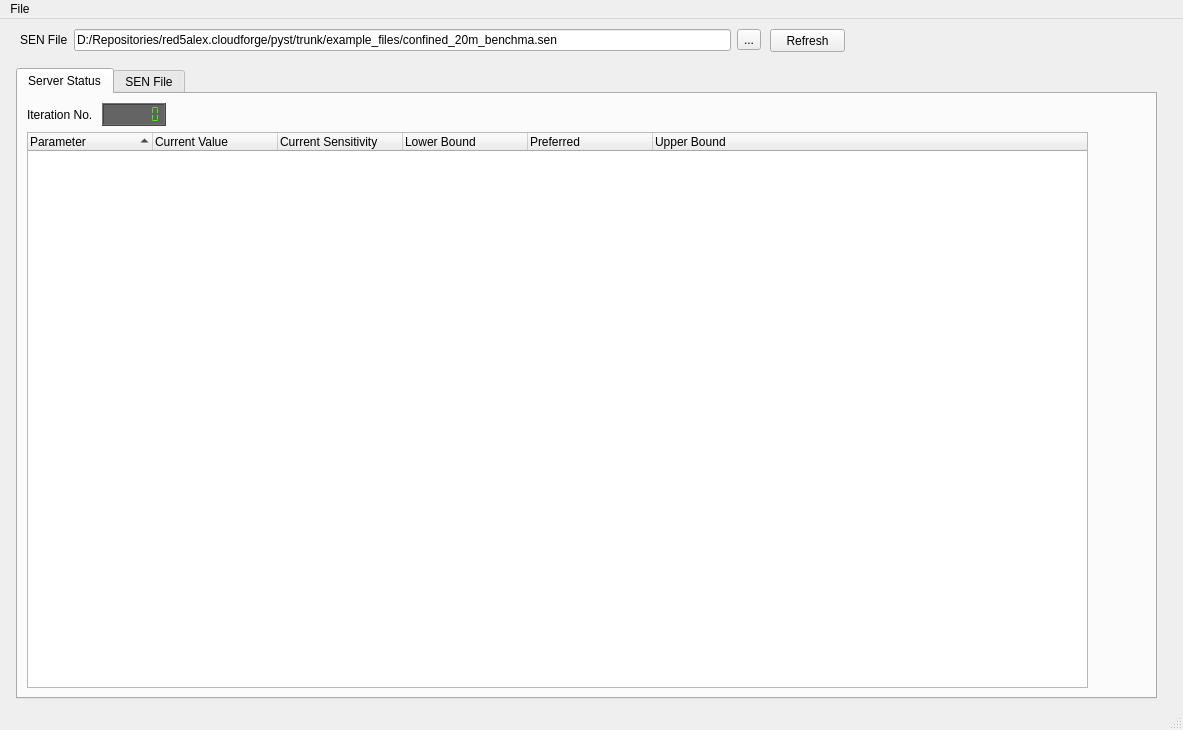
Before: the Qt Designer form QtPyst/PIDashboard.ui in red5alex/pyst, drawn with Qt 5.
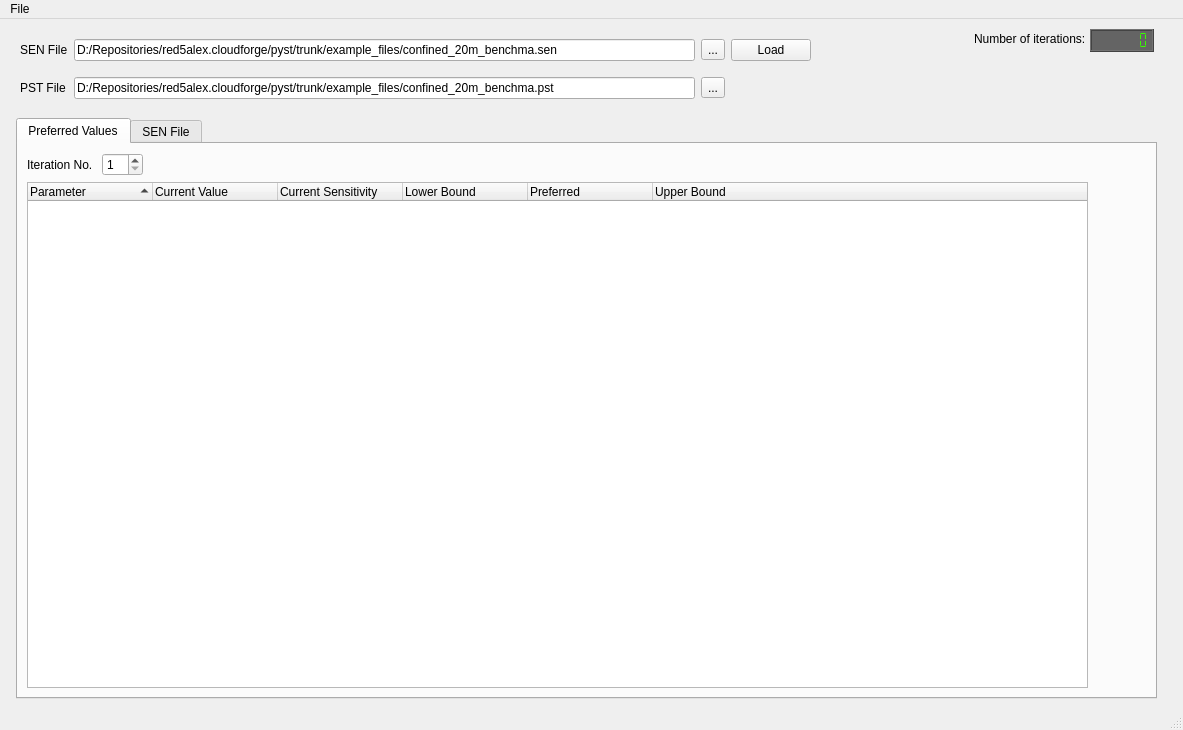
After: the same form once the commit is applied.

```diff
--- a/QtPyst/PIDashboard.ui
+++ b/QtPyst/PIDashboard.ui
@@ -19,11 +19,18 @@
      <rect>
       <x>20</x>
       <y>10</y>
-      <width>741</width>
-      <height>22</height>
+      <width>791</width>
+      <height>81</height>
      </rect>
     </property>
-    <layout class="QGridLayout" name="gridLayout">
+    <layout class="QGridLayout" name="gridLayout" rowstretch="0,0,0,0">
+     <item row="0" column="0">
+      <widget class="QLabel" name="labelInputFilePath_2">
+       <property name="text">
+        <string>SEN File</string>
+       </property>
+      </widget>
+     </item>
      <item row="0" column="1">
       <widget class="QLineEdit" name="lineEditInputFilePath">
        <property name="text">
@@ -38,35 +45,43 @@
        </property>
       </widget>
      </item>
-     <item row="0" column="0">
+     <item row="2" column="2">
+      <widget class="QToolButton" name="toolButtonSelectInputFile_2">
+       <property name="text">
+        <string>...</string>
+       </property>
+      </widget>
+     </item>
+     <item row="2" column="1">
+      <widget class="QLineEdit" name="lineEditInputFilePath_2">
+       <property name="text">
+        <string>D:/Repositories/red5alex.cloudforge/pyst/trunk/example_files/confined_20m_benchma.pst</string>
+       </property>
+      </widget>
+     </item>
+     <item row="2" column="0">
       <widget class="QLabel" name="labelInputFilePath">
        <property name="text">
-        <string>SEN File</string>
+        <string>PST File</string>
+       </property>
+      </widget>
+     </item>
+     <item row="0" column="3">
+      <widget class="QPushButton" name="pushButtonRefresh">
+       <property name="text">
+        <string>Load</string>
        </property>
       </widget>
      </item>
     </layout>
    </widget>
-   <widget class="QPushButton" name="pushButtonRefresh">
-    <property name="geometry">
-     <rect>
-      <x>770</x>
-      <y>10</y>
-      <width>75</width>
-      <height>23</height>
-     </rect>
-    </property>
-    <property name="text">
-     <string>Refresh</string>
-    </property>
-   </widget>
    <widget class="QTabWidget" name="tabWidget">
     <property name="geometry">
      <rect>
       <x>16</x>
-      <y>49</y>
+      <y>99</y>
       <width>1141</width>
-      <height>631</height>
+      <height>581</height>
      </rect>
     </property>
     <property name="currentIndex">
@@ -74,7 +89,7 @@
     </property>
     <widget class="QWidget" name="tab_slaves">
      <attribute name="title">
-      <string>Server Status</string>
+      <string>Preferred Values</string>
      </attribute>
      <layout class="QGridLayout" name="gridLayout_2">
       <item row="1" column="0">
@@ -131,34 +146,6 @@
       </item>
       <item row="0" column="0">
        <layout class="QGridLayout" name="gridLayout_4">
-        <item row="0" column="0">
-         <widget class="QLabel" name="label">
-          <property name="text">
-           <string>Iteration No. </string>
-          </property>
-         </widget>
-        </item>
-        <item row="0" column="1">
-         <widget class="QLCDNumber" name="lcdNumberTotalRuns">
-          <property name="autoFillBackground">
-           <bool>false</bool>
-          </property>
-          <property name="styleSheet">
-           <string notr="true">color:rgb(55, 255, 0);
-background-color:rgb(100,100,100);
-</string>
-          </property>
-          <property name="smallDecimalPoint">
-           <bool>true</bool>
-          </property>
-          <property name="digitCount">
-           <number>6</number>
-          </property>
-          <property name="segmentStyle">
-           <enum>QLCDNumber::Flat</enum>
-          </property>
-         </widget>
-        </item>
         <item row="0" column="2">
          <spacer name="horizontalSpacer">
           <property name="orientation">
@@ -172,6 +159,23 @@
           </property>
          </spacer>
         </item>
+        <item row="0" column="0">
+         <widget class="QLabel" name="label">
+          <property name="text">
+           <string>Iteration No. </string>
+          </property>
+         </widget>
+        </item>
+        <item row="0" column="1">
+         <widget class="QSpinBox" name="spinBox">
+          <property name="buttonSymbols">
+           <enum>QAbstractSpinBox::UpDownArrows</enum>
+          </property>
+          <property name="minimum">
+           <number>1</number>
+          </property>
+         </widget>
+        </item>
        </layout>
       </item>
      </layout>
@@ -187,6 +191,46 @@
      </layout>
     </widget>
    </widget>
+   <widget class="QLCDNumber" name="lcdNumberTotalRuns">
+    <property name="geometry">
+     <rect>
+      <x>1090</x>
+      <y>10</y>
+      <width>64</width>
+      <height>23</height>
+     </rect>
+    </property>
+    <property name="autoFillBackground">
+     <bool>false</bool>
+    </property>
+    <property name="styleSheet">
+     <string notr="true">color:rgb(55, 255, 0);
+background-color:rgb(100,100,100);
+</string>
+    </property>
+    <property name="smallDecimalPoint">
+     <bool>true</bool>
+    </property>
+    <property name="digitCount">
+     <number>6</number>
+    </property>
+    <property name="segmentStyle">
+     <enum>QLCDNumber::Flat</enum>
+    </property>
+   </widget>
+   <widget class="QLabel" name="label_2">
+    <property name="geometry">
+     <rect>
+      <x>974</x>
+      <y>10</y>
+      <width>111</width>
+      <height>20</height>
+     </rect>
+    </property>
+    <property name="text">
+     <string>Number of iterations:</string>
+    </property>
+   </widget>
    <zorder>tabWidget</zorder>
    <zorder>gridLayoutWidget</zorder>
    <zorder>pushButtonRefresh</zorder>
```
Left out of the diff: 11 changed lines with no effect on the pictures.
